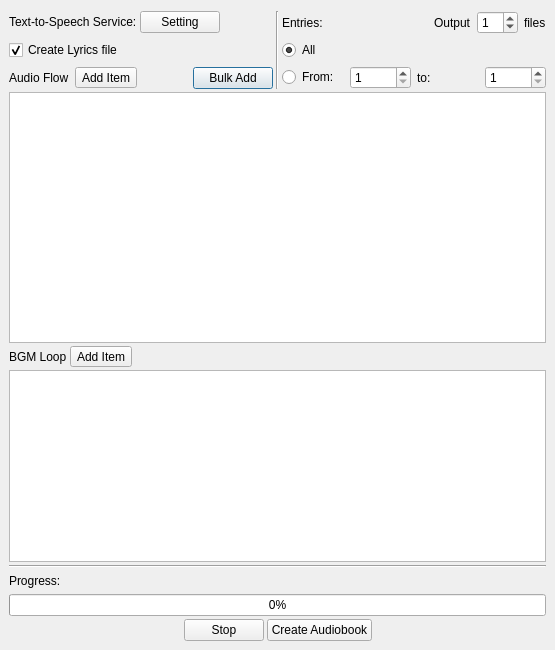
Above: design/audiodialog.ui from kokimame/joytan before the change. Below: the same form after it.
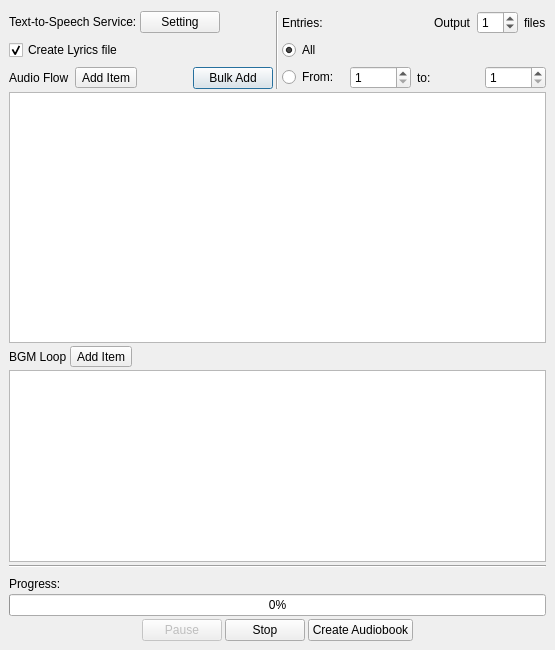
That is the form after the change.

Commit message: enable "pause" for audiobook making

```diff
--- a/design/audiodialog.ui
+++ b/design/audiodialog.ui
@@ -351,6 +351,12 @@
            <property name="text">
             <string>Progress:</string>
            </property>
+           <property name="alignment">
+            <set>Qt::AlignBottom|Qt::AlignLeading|Qt::AlignLeft</set>
+           </property>
+           <property name="wordWrap">
+            <bool>true</bool>
+           </property>
           </widget>
          </item>
          <item>
@@ -397,6 +403,16 @@
            </property>
           </spacer>
          </item>
+         <item>
+          <widget class="QPushButton" name="pauseBtn">
+           <property name="enabled">
+            <bool>false</bool>
+           </property>
+           <property name="text">
+            <string>Pause</string>
+           </property>
+          </widget>
+         </item>
          <item>
           <widget class="QPushButton" name="stopBtn">
            <property name="text">
```
Left out of the diff: 3 changed lines with no effect on the pictures. The commit also changes 4 other files.
